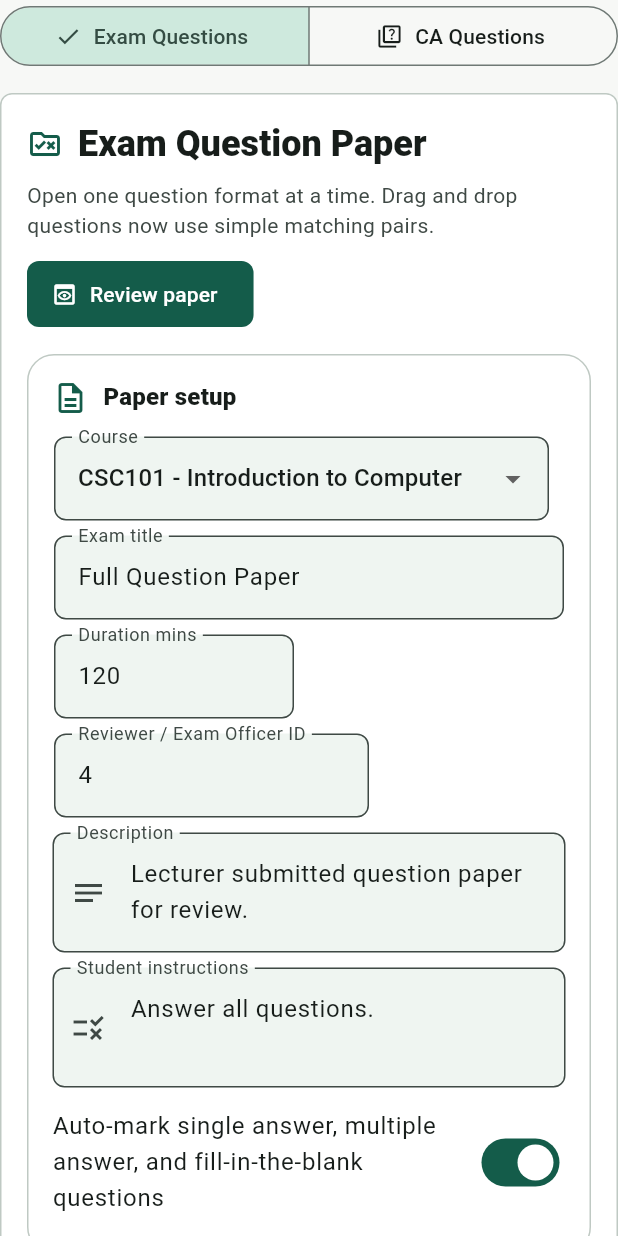
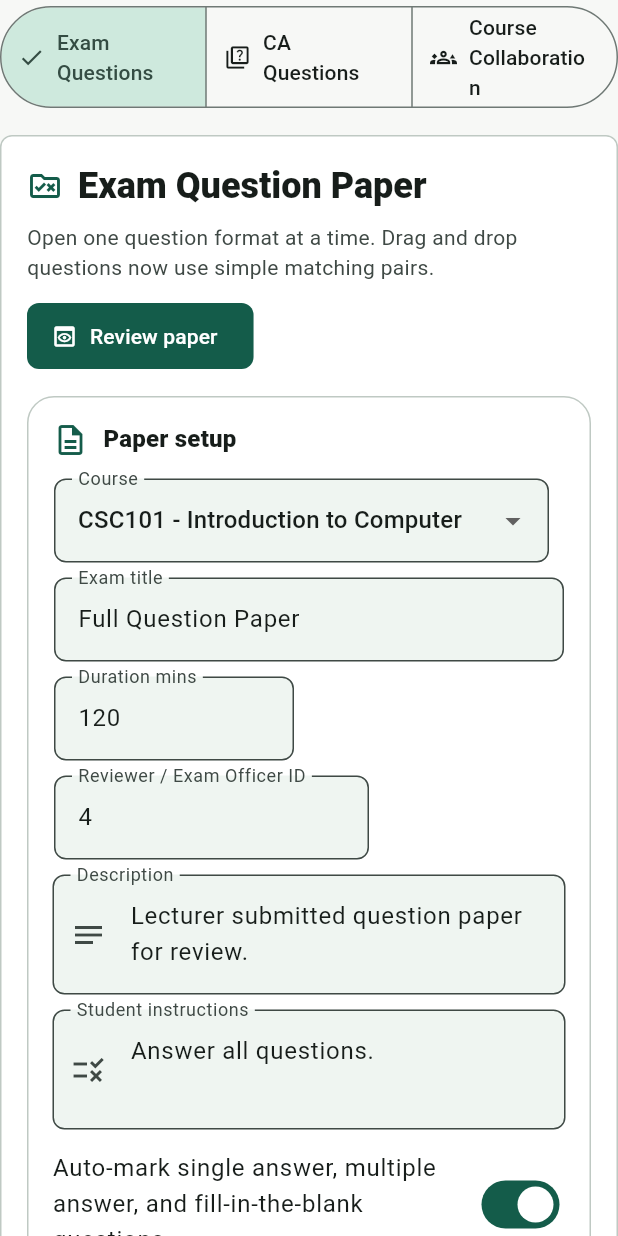
Before and after one commit to Bkzazzau1/abu_cbt_lecturer, a Flutter app: the LecturerQuestionLivePanel widget shown alone on an empty page, opened directly, on a phone screen of 412 x 824 dp. Run offline on Flutter 3.47's test engine with Material 3 defaults, Android fonts, the phone set to English and light mode, and no system bars; our stand-ins replace file_picker, pdf, printing, shared_preferences; accounts and stored records are empty.

Commit message:
Add course collaboration tab to lecturer questions

```diff
--- a/lib/features/lecturer_questions/widgets/lecturer_question_live_panel.dart
+++ b/lib/features/lecturer_questions/widgets/lecturer_question_live_panel.dart
@@ -1,5 +1,6 @@
 import 'package:flutter/material.dart';
 
+import '../../admin_shell/workspaces/lecturer_course_collaboration_panel.dart';
 import '../../lecturer_workflow/data/lecturer_demo_state.dart';
 import 'folded_question_builder_panel.dart' as legacy;
 import 'lecturer_ca_question_panel.dart';
@@ -36,6 +37,11 @@ class _LecturerQuestionLivePanelState extends State<LecturerQuestionLivePanel> {
                 label: Text('CA Questions'),
                 icon: Icon(Icons.quiz_outlined),
               ),
+              ButtonSegment(
+                value: 'Course Collaboration',
+                label: Text('Course Collaboration'),
+                icon: Icon(Icons.groups_3_outlined),
+              ),
             ],
             selected: {_section},
             onSelectionChanged: (selection) =>
@@ -44,6 +50,8 @@ class _LecturerQuestionLivePanelState extends State<LecturerQuestionLivePanel> {
         ),
         if (_section == 'CA Questions')
           const LecturerCaQuestionPanel()
+        else if (_section == 'Course Collaboration')
+          const LecturerCourseCollaborationPanel()
         else
           _buildExamQuestions(),
       ],
```
